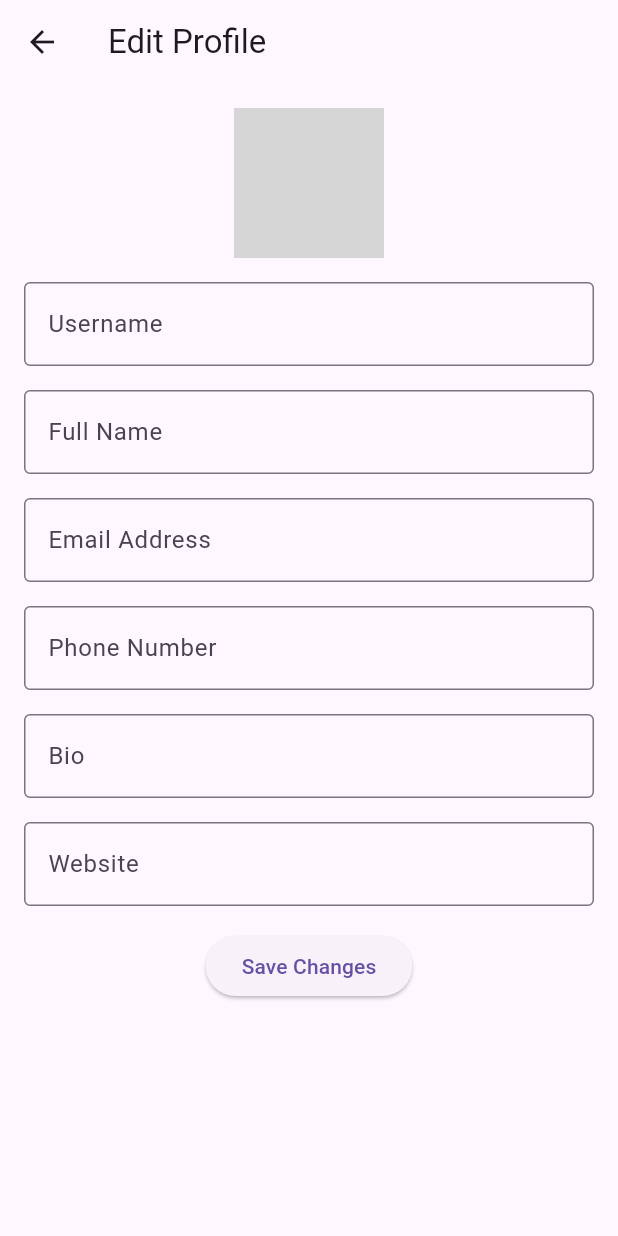
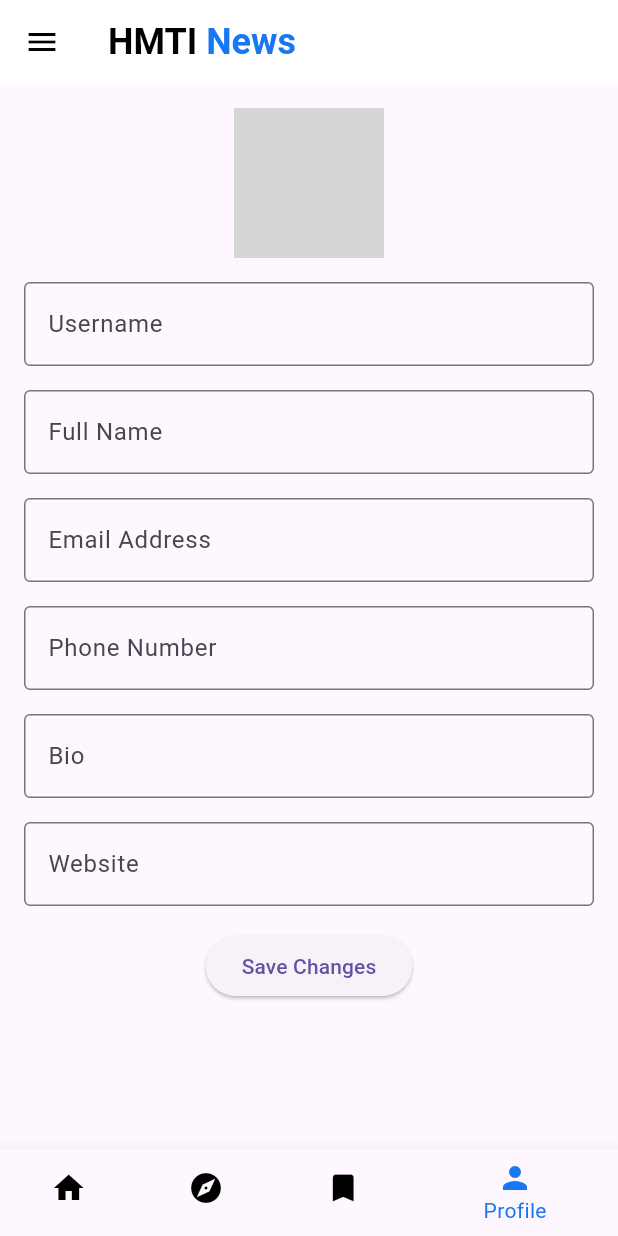
Before and after one commit to wahyuumaternate/HMTI_News_App_Flutter, a Flutter app: the HomeScreen screen opened by its route, item 4 of the bottom bar chosen, on a phone screen of 412 x 824 dp. Run offline on Flutter 3.47's test engine with Material 3 defaults, Android fonts, the phone set to English and light mode, and no system bars; network calls fail; grey boxes are pictures that could not be loaded.

Commit message:
data berita

```diff
--- a/lib/main.dart
+++ b/lib/main.dart
@@ -10,8 +10,8 @@ void main() {
 class HMTINewsApp extends StatelessWidget {
   @override
   Widget build(BuildContext context) {
-
     return MaterialApp(
+      debugShowCheckedModeBanner: false,
       title: 'HMTI News',
       theme: ThemeData(
         primarySwatch: Colors.blue,
--- a/lib/screens/edit_profile_screen.dart
+++ b/lib/screens/edit_profile_screen.dart
@@ -4,17 +4,18 @@ class EditProfileScreen extends StatelessWidget {
   @override
   Widget build(BuildContext context) {
     return Scaffold(
-      appBar: AppBar(
-        title: Text('Edit Profile'),
-      ),
-      body: Padding(
+        // appBar: AppBar(
+        //   title: Text('Edit Profile'),
+        // ),
+        body: SingleChildScrollView(
+      child: Padding(
         padding: const EdgeInsets.all(16.0),
         child: Column(
           children: [
             CircleAvatar(
               radius: 50,
-              backgroundImage: NetworkImage(
-                  'https://via.placeholder.com/150'),
+              backgroundImage:
+                  NetworkImage('https://wahyuumaternate.my.id/foto1.png'),
             ),
             SizedBox(height: 16),
             TextField(
@@ -60,14 +61,12 @@ class EditProfileScreen extends StatelessWidget {
             ),
             SizedBox(height: 16),
             ElevatedButton(
-              onPressed: () {
-                Navigator.pop(context);
-              },
+              onPressed: () {},
               child: Text('Save Changes'),
             ),
           ],
         ),
       ),
-    );
+    ));
   }
 }
--- a/lib/screens/home_screen.dart
+++ b/lib/screens/home_screen.dart
@@ -1,4 +1,5 @@
 import 'package:flutter/material.dart';
+import 'package:praktikum_mobile/screens/detail_screen.dart';
 import 'edit_profile_screen.dart';
 
 class HomeScreen extends StatefulWidget {
@@ -9,14 +10,93 @@ class HomeScreen extends StatefulWidget {
 class _HomeScreenState extends State<HomeScreen> {
   int _currentIndex = 0;
 
-  final List<Widget> _pages = [
-    Center(child: Text('Home Page')),
-    Center(child: Text('Explore Page')),
-    Center(child: Text('Bookmark Page')),
+  // Data berita statis
+  final List<Map<String, String>> news = [
+    {
+      'imageUrl':
+          'https://cdn.pixabay.com/photo/2015/04/23/22/00/tree-736885_1280.jpg',
+      'title': 'Russian warship: Moskva sinks in Black Sea',
+      'author': 'Wahyu',
+      'description':
+          'Cukup salin salah satu URL di atas dan gunakan sebagai imageUrl di aplikasi Flutter atau HTML <img> tag.Kamu juga bisa mengunduh gambar dari URL tersebut dan menyimpannya untuk digunakan secara offline.',
+      'time': '4h ago',
+    },
+    {
+      'imageUrl':
+          'https://cdn.pixabay.com/photo/2015/04/23/22/00/tree-736885_1280.jpg',
+      'title':
+          "Ukraine's President Zelensky to BBC: Blood money being paid for Russian oil",
+      'author': 'Wahyu',
+      'description':
+          'Cukup salin salah satu URL di atas dan gunakan sebagai imageUrl di aplikasi Flutter atau HTML <img> tag.Kamu juga bisa mengunduh gambar dari URL tersebut dan menyimpannya untuk digunakan secara offline.',
+      'time': '14m ago',
+    },
+    {
+      'imageUrl':
+          'https://cdn.pixabay.com/photo/2015/04/23/22/00/tree-736885_1280.jpg',
+      'title':
+          "Ukraine's President Zelensky to BBC: Blood money being paid for Russian oil",
+      'author': 'Wahyu',
+      'description':
+          'Cukup salin salah satu URL di atas dan gunakan sebagai imageUrl di aplikasi Flutter atau HTML <img> tag.Kamu juga bisa mengunduh gambar dari URL tersebut dan menyimpannya untuk digunakan secara offline.',
+      'time': '14m ago',
+    },
   ];
 
   @override
   Widget build(BuildContext context) {
+    // Halaman-halaman yang akan ditampilkan di IndexedStack
+    final List<Widget> pages = [
+      // Halaman Home dengan daftar berita menggunakan ListView.builder
+      ListView.builder(
+        itemCount: news.length,
+        itemBuilder: (context, index) {
+          return Padding(
+              padding: const EdgeInsets.all(8.0),
+              child: ElevatedButton(
+                onPressed: () {
+                  Navigator.push(
+                    context,
+                    MaterialPageRoute(
+                        builder: (context) => DetailScreen(
+                              title: news[index]['title'].toString(),
+                              description:
+                                  news[index]['description'].toString(),
+                              imageUrl: news[index]['imageUrl'].toString(),
+                            )),
+                  );
+                },
+                child: Card(
+                  elevation: 5,
+                  child: Column(
+                    crossAxisAlignment: CrossAxisAlignment.start,
+                    children: [
+                      Image.network(news[index]['imageUrl']!),
+                      Padding(
+                        padding: const EdgeInsets.all(8.0),
+                        child: Text(
+                          news[index]['title']!,
+                          style: TextStyle(
+                              fontWeight: FontWeight.bold, fontSize: 18),
+                        ),
+                      ),
+                      Padding(
+                        padding: const EdgeInsets.symmetric(horizontal: 8.0),
+                        child: Text(
+                          news[index]['author']! + " • " + news[index]['time']!,
+                          style: TextStyle(color: Colors.grey),
+                        ),
+                      ),
+                      SizedBox(height: 8),
+                    ],
+                  ),
+                ),
+              ));
+        },
+      ),
+      Center(child: Text('Explore Page')),
+    ];
+
     return Scaffold(
       appBar: AppBar(
         title: Row(
@@ -38,7 +118,7 @@ class _HomeScreenState extends State<HomeScreen> {
           ],
         ),
         backgroundColor: Colors.white,
-        iconTheme: IconThemeData(color: Colors.black), // Warna biru untuk ikon
+        iconTheme: IconThemeData(color: Colors.black),
       ),
       drawer: Drawer(
         child: ListView(
@@ -51,36 +131,39 @@ class _HomeScreenState extends State<HomeScreen> {
               ),
             ),
             ListTile(
-              title: Text('Item 1'),
+              leading: Icon(Icons.person),
+              title: Text('Profil'),
               onTap: () {
-                // Tindakan saat Item 1 diklik
-                Navigator.pop(context); // Menutup drawer
+                Navigator.push(
+                  context,
+                  MaterialPageRoute(builder: (context) => EditProfileScreen()),
+                );
               },
             ),
             ListTile(
-              title: Text('Item 2'),
+              leading: Icon(Icons.settings),
+              title: Text('Pengaturan'),
               onTap: () {
-                // Tindakan saat Item 2 diklik
-                Navigator.pop(context); // Menutup drawer
+                Navigator.pop(context);
               },
             ),
           ],
         ),
       ),
-      body: _currentIndex < 3 ? _pages[_currentIndex] : EditProfileScreen(),
+      body: IndexedStack(
+        index: _currentIndex,
+        children: [
+          ...pages,
+          EditProfileScreen(), // Halaman Profil
+          EditProfileScreen(), // Halaman Profil
+        ],
+      ),
       bottomNavigationBar: BottomNavigationBar(
         currentIndex: _currentIndex,
         onTap: (index) {
-          if (index == 3) {
-            Navigator.push(
-              context,
-              MaterialPageRoute(builder: (context) => EditProfileScreen()),
-            );
-          } else {
-            setState(() {
-              _currentIndex = index;
-            });
-          }
+          setState(() {
+            _currentIndex = index;
+          });
         },
         selectedItemColor: Color(0xFF1877F2),
         unselectedItemColor: Colors.black,
```
